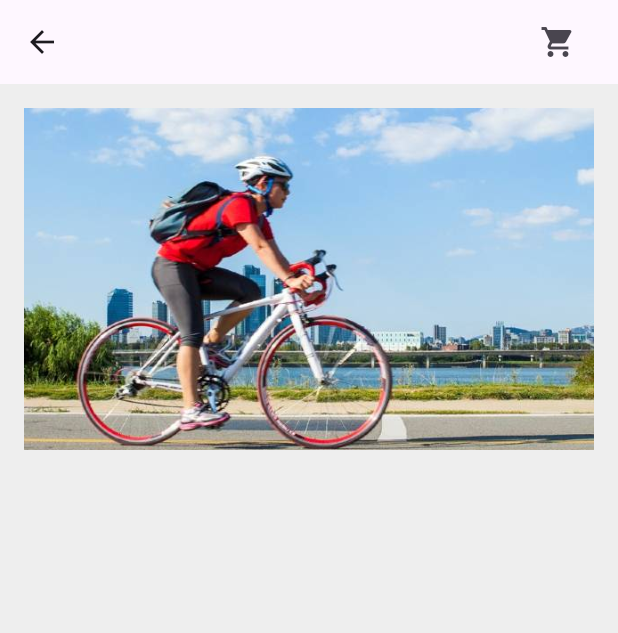
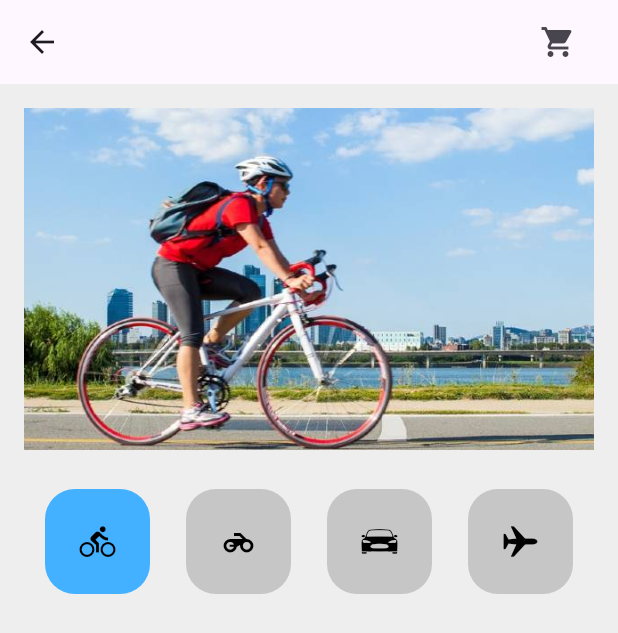
Before and after one commit to tombap8/Flutter-PJ-TOM, a Flutter app: the screen it shows after launch, on a phone screen of 412 x 824 dp. Shown: the top 633 px of the screen. Run offline on Flutter 3.47's test engine with Material 3 defaults, Android fonts, the phone set to English and light mode, and no system bars; our stand-ins replace flutter_svg.

Commit message:
Update cart_detail.dart

```diff
--- a/03.플러터PJ/app_05_cart/lib/components/cart_detail.dart
+++ b/03.플러터PJ/app_05_cart/lib/components/cart_detail.dart
@@ -57,6 +57,7 @@ class _CartDetailState extends State<CartDetail> {
         // 1.상품이미지 : _buildPicture()
         _buildPicture(),
         // 2.선택버튼 : _buildSelector() -> _buildSelectButton()
+        _buildSelector(),
         // 3.상품정보 : 상품명+상품가격+별점+리뷰수+색상옵션+버튼
       ],
     );
@@ -94,7 +95,7 @@ class _CartDetailState extends State<CartDetail> {
       ),
       child: Row(
         // 진행방향 균일간격
-        mainAxisAlignment: MainAxisAlignment.spaceEvenly,
+        mainAxisAlignment: MainAxisAlignment.spaceBetween,
         children: [
           // 버튼 4개 생성하기
           _buildSelectButton(0, Icons.directions_bike),
```
